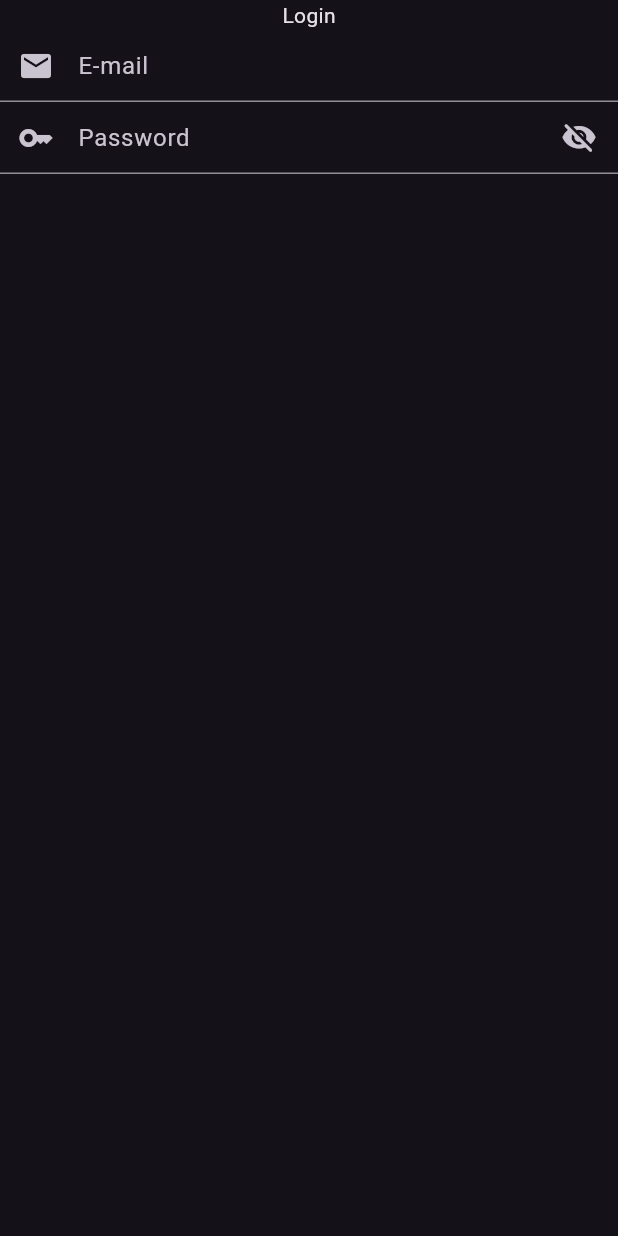
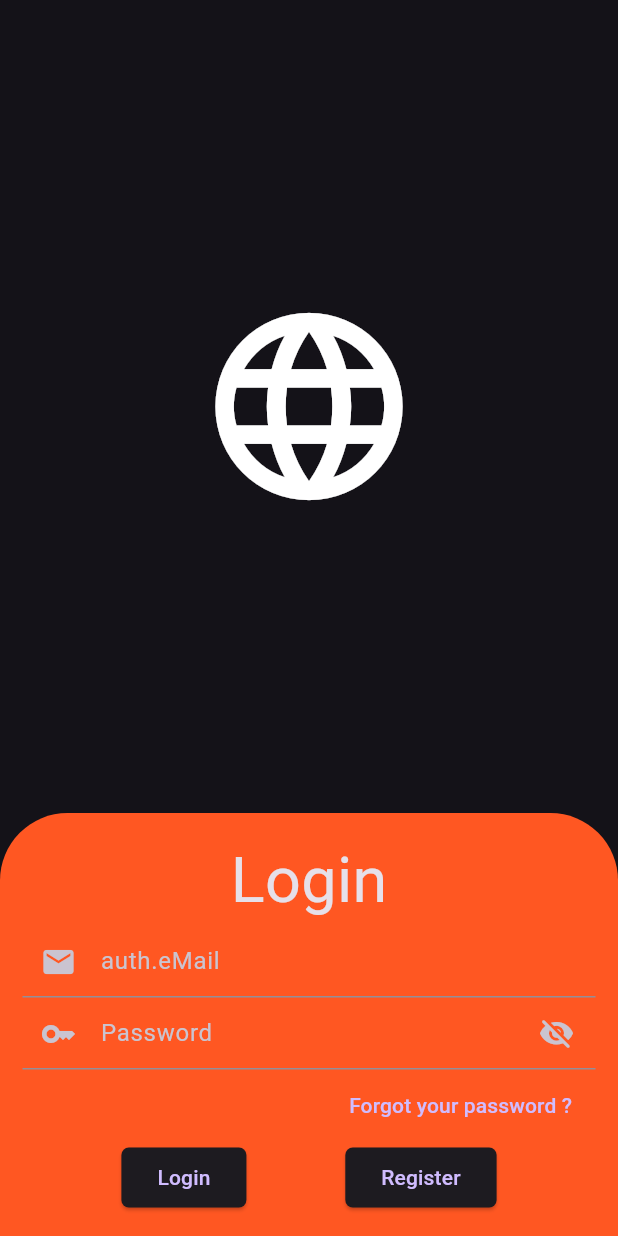
Before and after one commit to praganter/debt_tracker, a Flutter app: the screen it shows after launch, on a phone screen of 412 x 824 dp. Run offline on Flutter 3.47's test engine with Material 3 defaults, Android fonts, the phone set to English and light mode, and no system bars; our stand-ins replace easy_localization, firebase_auth, firebase_core, flutter_riverpod, fluttertoast; missing offline and left inert: firebase_ui_auth; accounts and stored records are empty; generated files the repository leaves out were written again.

Commit message:
at least we can login :D

```diff
--- a/lib/feature/auth/auth_state_mixin.dart
+++ b/lib/feature/auth/auth_state_mixin.dart
@@ -1,20 +1,26 @@
+import 'package:debt_tracker/product/service/auth_service.dart';
 import 'package:debt_tracker/product/utility/custom_toast.dart';
 import 'package:flutter/material.dart';
 import 'package:flutter_riverpod/flutter_riverpod.dart';
 
 mixin AuthMixin<T extends ConsumerStatefulWidget> on ConsumerState<T> {
   final TextEditingController eMailTec = TextEditingController();
+  final TextEditingController nameTec = TextEditingController();
   final TextEditingController passwordTec = TextEditingController();
   bool isPasswordObscured = true;
   final FocusNode eMailFocusNode = FocusNode();
+  final FocusNode nameFocusNode = FocusNode();
   final FocusNode passwordFocusNode = FocusNode();
   bool isDatasValid = true;
+  bool isRegister = false;
 
   @override
   void dispose() {
     eMailTec.dispose();
+    nameTec.dispose();
     passwordTec.dispose();
     eMailFocusNode.dispose();
+    nameFocusNode.dispose();
     passwordFocusNode.dispose();
     super.dispose();
   }
@@ -55,4 +61,14 @@ mixin AuthMixin<T extends ConsumerStatefulWidget> on ConsumerState<T> {
       isDatasValid = true;
     }
   }
+
+  void register() {
+    setState(() {
+      isRegister = true;
+    });
+  }
+
+  Future<void> login() async {
+    await AuthService.login(eMailTec.text, passwordTec.text);
+  }
 }
--- a/lib/feature/auth/auth_view.dart
+++ b/lib/feature/auth/auth_view.dart
@@ -22,7 +22,33 @@ class _AuthViewState extends ConsumerState<AuthView> with AuthMixin<AuthView> {
       body: Column(
         mainAxisSize: MainAxisSize.min,
         children: [
-          TrText(LocaleKeys.auth_login),
+          const Spacer(),
+          const Icon(Icons.language_rounded, size: 150),
+          const Spacer(),
+          DecoratedBox(
+            decoration: const BoxDecoration(
+              borderRadius: BorderRadius.only(
+                topLeft: Radius.circular(45),
+                topRight: Radius.circular(45),
+              ),
+              color: Colors.deepOrange,
+            ),
+            child: AnimatedContainer(
+              duration: const Duration(milliseconds: 200),
+              child: Padding(
+                padding: const EdgeInsets.all(15),
+                child: Column(
+                  children: [
+                    TrText(
+                      isRegister ? LocaleKeys.auth_register : LocaleKeys.auth_login,
+                      textScaler: const TextScaler.linear(3),
+                    ),
+                    if (isRegister)
+                      EmailUserForm(
+                        focusNode: nameFocusNode,
+                        tec: nameTec,
+                        isEMail: false,
+                      ),
                     EmailUserForm(
                       focusNode: eMailFocusNode,
                       tec: eMailTec,
@@ -36,6 +62,52 @@ class _AuthViewState extends ConsumerState<AuthView> with AuthMixin<AuthView> {
                       onHidePass: obscurePassword,
                       checkValidity: checkPasswordValidity,
                     ),
+                    Align(
+                      alignment: Alignment.centerRight,
+                      child: TextButton(
+                        onPressed: () {},
+                        child: TrText(LocaleKeys.auth_forget_password),
+                      ),
+                    ),
+                    Row(
+                      mainAxisAlignment: MainAxisAlignment.spaceEvenly,
+                      children: [
+                        if (!isRegister)
+                          ElevatedButton(
+                            onPressed: () async {
+                              await login();
+                            },
+                            style: ButtonStyle(
+                              shape: MaterialStateProperty.all(
+                                RoundedRectangleBorder(
+                                  borderRadius: BorderRadius.circular(5),
+                                ),
+                              ),
+                            ),
+                            child: TrText(
+                              LocaleKeys.auth_login,
+                            ),
+                          ),
+                        ElevatedButton(
+                          onPressed: register,
+                          style: ButtonStyle(
+                            shape: MaterialStateProperty.all(
+                              RoundedRectangleBorder(
+                                borderRadius: BorderRadius.circular(5),
+                              ),
+                            ),
+                          ),
+                          child: TrText(
+                            LocaleKeys.auth_register,
+                          ),
+                        ),
+                      ],
+                    ),
+                  ],
+                ),
+              ),
+            ),
+          ),
         ],
       ),
     );
--- a/lib/feature/auth/widget/email_name_form.dart
+++ b/lib/feature/auth/widget/email_name_form.dart
@@ -24,9 +24,9 @@ class EmailUserForm extends StatelessWidget {
       focusNode: focusNode,
       decoration: InputDecoration(
         floatingLabelBehavior: FloatingLabelBehavior.never,
-        labelText: isEMail ? 'E-mail' : 'Düzelt artık be adam',
+        labelText: isEMail ? LocaleKeys.auth_eMail : LocaleKeys.auth_userName,
         isDense: true,
-        prefixIcon: const Icon(Icons.mail, size: 24),
+        prefixIcon: isEMail ? const Icon(Icons.mail, size: 24) : const Icon(Icons.person, size: 24),
       ),
     );
   }
--- a/lib/main.dart
+++ b/lib/main.dart
@@ -1,21 +1,12 @@
 import 'package:debt_tracker/core/localization/export.dart';
 import 'package:debt_tracker/feature/auth/auth_view.dart';
-import 'package:debt_tracker/firebase_options.dart';
-import 'package:firebase_core/firebase_core.dart';
-import 'package:firebase_ui_auth/firebase_ui_auth.dart';
+import 'package:debt_tracker/product/init/firebase_init.dart';
+import 'package:debt_tracker/product/service/auth_service.dart';
 import 'package:flutter/material.dart';
 import 'package:flutter_riverpod/flutter_riverpod.dart';
 
 Future<void> main() async {
-  WidgetsFlutterBinding.ensureInitialized();
-  await Firebase.initializeApp(
-    options: DefaultFirebaseOptions.currentPlatform,
-  );
-  FirebaseUIAuth.configureProviders(
-    [
-      EmailAuthProvider(),
-    ],
-  );
+  await FirebaseInit.init();
   await LocalizationInit.init();
 
   runApp(
@@ -37,7 +28,18 @@ class MainApp extends StatelessWidget {
       supportedLocales: context.supportedLocales,
       locale: context.locale,
       theme: ThemeData.dark(),
-      home: const AuthView(),
+      home: AuthService.isLoggedIn()
+          ? Scaffold(
+              body: Center(
+                child: ElevatedButton(
+                  onPressed: () async {
+                    await AuthService.logOut();
+                  },
+                  child: const Text('asd'),
+                ),
+              ),
+            )
+          : const AuthView(),
     );
   }
 }
--- /dev/null
+++ b/lib/product/init/firebase_init.dart
@@ -0,0 +1,19 @@
+import 'package:debt_tracker/firebase_options.dart';
+import 'package:firebase_core/firebase_core.dart';
+import 'package:firebase_ui_auth/firebase_ui_auth.dart';
+import 'package:flutter/material.dart';
+
+class FirebaseInit {
+  FirebaseInit._();
+  static Future<void> init() async {
+    WidgetsFlutterBinding.ensureInitialized();
+    await Firebase.initializeApp(
+      options: DefaultFirebaseOptions.currentPlatform,
+    );
+    FirebaseUIAuth.configureProviders(
+      [
+        EmailAuthProvider(),
+      ],
+    );
+  }
+}
--- a/lib/product/service/auth_service.dart
+++ b/lib/product/service/auth_service.dart
@@ -0,0 +1,26 @@
+import 'package:debt_tracker/product/utility/custom_toast.dart';
+import 'package:firebase_auth/firebase_auth.dart';
+
+final class AuthService {
+  AuthService._();
+  static Future<void> login(String email, String password) async {
+    try {
+      await FirebaseAuth.instance.signInWithEmailAndPassword(email: email, password: password);
+    } on FirebaseAuthException catch (e) {
+      //! Exceptions will be handled
+      if (e.code == 'user-not-found') {
+        CustomToast.showToast('No user found for that email.');
+      } else if (e.code == 'wrong-password') {
+        CustomToast.showToast('Wrong password provided for that user.');
+      }
+    }
+  }
+
+  static Future<void> logOut() async {
+    await FirebaseAuth.instance.signOut();
+  }
+
+  static bool isLoggedIn() {
+    return ((FirebaseAuth.instance.currentUser != null) ? true : false);
+  }
+}
```
Lines whose indentation alone changed are shown as unchanged.
